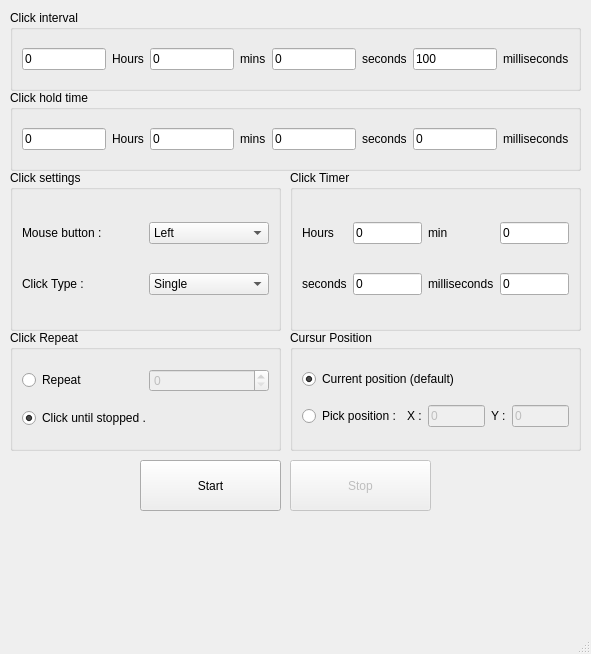
Old version of the form mainUi.ui in the repository bigbanana80/Mouse-clicker-Pro.
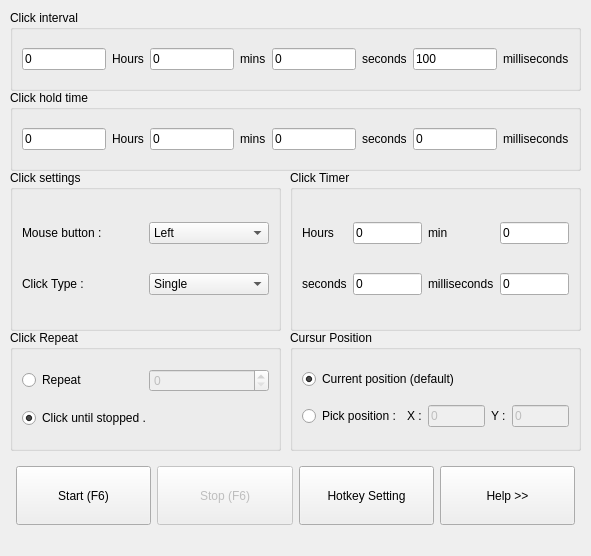
New version of the form.

```diff
--- a/mainUi.ui
+++ b/mainUi.ui
@@ -7,7 +7,7 @@
     <x>0</x>
     <y>0</y>
     <width>591</width>
-    <height>654</height>
+    <height>556</height>
    </rect>
   </property>
   <property name="sizePolicy">
@@ -193,16 +193,6 @@
      <string>Cursur Position</string>
     </property>
     <layout class="QGridLayout" name="gridLayout_3">
-     <item row="0" column="0" colspan="3">
-      <widget class="QRadioButton" name="pos_opt_1">
-       <property name="text">
-        <string>Current position (default)</string>
-       </property>
-       <property name="checked">
-        <bool>true</bool>
-       </property>
-      </widget>
-     </item>
      <item row="1" column="0">
       <widget class="QRadioButton" name="pos_opt_2">
        <property name="text">
@@ -244,43 +234,18 @@
        </property>
       </widget>
      </item>
+     <item row="0" column="0" colspan="4">
+      <widget class="QRadioButton" name="pos_opt_1">
+       <property name="text">
+        <string>Current position (default)</string>
+       </property>
+       <property name="checked">
+        <bool>true</bool>
+       </property>
+      </widget>
+     </item>
     </layout>
    </widget>
-   <widget class="QPushButton" name="btn_start">
-    <property name="geometry">
-     <rect>
-      <x>140</x>
-      <y>460</y>
-      <width>141</width>
-      <height>51</height>
-     </rect>
-    </property>
-    <property name="toolTip">
-     <string>&lt;html&gt;&lt;head/&gt;&lt;body&gt;&lt;p&gt;Starts the auto clicker. (default shortcut is F6)&lt;/p&gt;&lt;/body&gt;&lt;/html&gt;</string>
-    </property>
-    <property name="text">
-     <string>Start</string>
-    </property>
-   </widget>
-   <widget class="QPushButton" name="btn_stop">
-    <property name="enabled">
-     <bool>false</bool>
-    </property>
-    <property name="geometry">
-     <rect>
-      <x>290</x>
-      <y>460</y>
-      <width>141</width>
-      <height>51</height>
-     </rect>
-    </property>
-    <property name="toolTip">
-     <string>&lt;html&gt;&lt;head/&gt;&lt;body&gt;&lt;p&gt;stops the auto clicker. (default shortcut is F6)&lt;/p&gt;&lt;/body&gt;&lt;/html&gt;</string>
-    </property>
-    <property name="text">
-     <string>Stop</string>
-    </property>
-   </widget>
    <widget class="QGroupBox" name="grb_clk_repeat">
     <property name="geometry">
      <rect>
@@ -477,6 +442,97 @@
      </item>
     </layout>
    </widget>
+   <widget class="QWidget" name="">
+    <property name="geometry">
+     <rect>
+      <x>10</x>
+      <y>460</y>
+      <width>571</width>
+      <height>71</height>
+     </rect>
+    </property>
+    <layout class="QGridLayout" name="gridLayout_7">
+     <property name="sizeConstraint">
+      <enum>QLayout::SetDefaultConstraint</enum>
+     </property>
+     <property name="leftMargin">
+      <number>6</number>
+     </property>
+     <property name="topMargin">
+      <number>6</number>
+     </property>
+     <property name="rightMargin">
+      <number>6</number>
+     </property>
+     <property name="bottomMargin">
+      <number>6</number>
+     </property>
+     <property name="horizontalSpacing">
+      <number>6</number>
+     </property>
+     <item row="0" column="0">
+      <widget class="QPushButton" name="btn_start">
+       <property name="sizePolicy">
+        <sizepolicy hsizetype="Expanding" vsizetype="Expanding">
+         <horstretch>0</horstretch>
+         <verstretch>0</verstretch>
+        </sizepolicy>
+       </property>
+       <property name="toolTip">
+        <string>&lt;html&gt;&lt;head/&gt;&lt;body&gt;&lt;p&gt;Starts the auto clicker. (default shortcut is F6)&lt;/p&gt;&lt;/body&gt;&lt;/html&gt;</string>
+       </property>
+       <property name="text">
+        <string>Start (F6)</string>
+       </property>
+      </widget>
+     </item>
+     <item row="0" column="1">
+      <widget class="QPushButton" name="btn_stop">
+       <property name="enabled">
+        <bool>false</bool>
+       </property>
+       <property name="sizePolicy">
+        <sizepolicy hsizetype="Expanding" vsizetype="Expanding">
+         <horstretch>0</horstretch>
+         <verstretch>0</verstretch>
+        </sizepolicy>
+       </property>
+       <property name="toolTip">
+        <string>&lt;html&gt;&lt;head/&gt;&lt;body&gt;&lt;p&gt;stops the auto clicker. (default shortcut is F6)&lt;/p&gt;&lt;/body&gt;&lt;/html&gt;</string>
+       </property>
+       <property name="text">
+        <string>Stop (F6)</string>
+       </property>
+      </widget>
+     </item>
+     <item row="0" column="2">
+      <widget class="QPushButton" name="btn_shortcut">
+       <property name="sizePolicy">
+        <sizepolicy hsizetype="Expanding" vsizetype="Expanding">
+         <horstretch>0</horstretch>
+         <verstretch>0</verstretch>
+        </sizepolicy>
+       </property>
+       <property name="text">
+        <string>Hotkey Setting</string>
+       </property>
+      </widget>
+     </item>
+     <item row="0" column="3">
+      <widget class="QPushButton" name="btn_help">
+       <property name="sizePolicy">
+        <sizepolicy hsizetype="Expanding" vsizetype="Expanding">
+         <horstretch>0</horstretch>
+         <verstretch>0</verstretch>
+        </sizepolicy>
+       </property>
+       <property name="text">
+        <string>Help &gt;&gt;</string>
+       </property>
+      </widget>
+     </item>
+    </layout>
+   </widget>
   </widget>
   <widget class="QMenuBar" name="menu_bar">
    <property name="geometry">
@@ -488,7 +544,6 @@
     </rect>
    </property>
   </widget>
-  <widget class="QStatusBar" name="statusBar"/>
  </widget>
  <resources/>
  <connections/>
```
